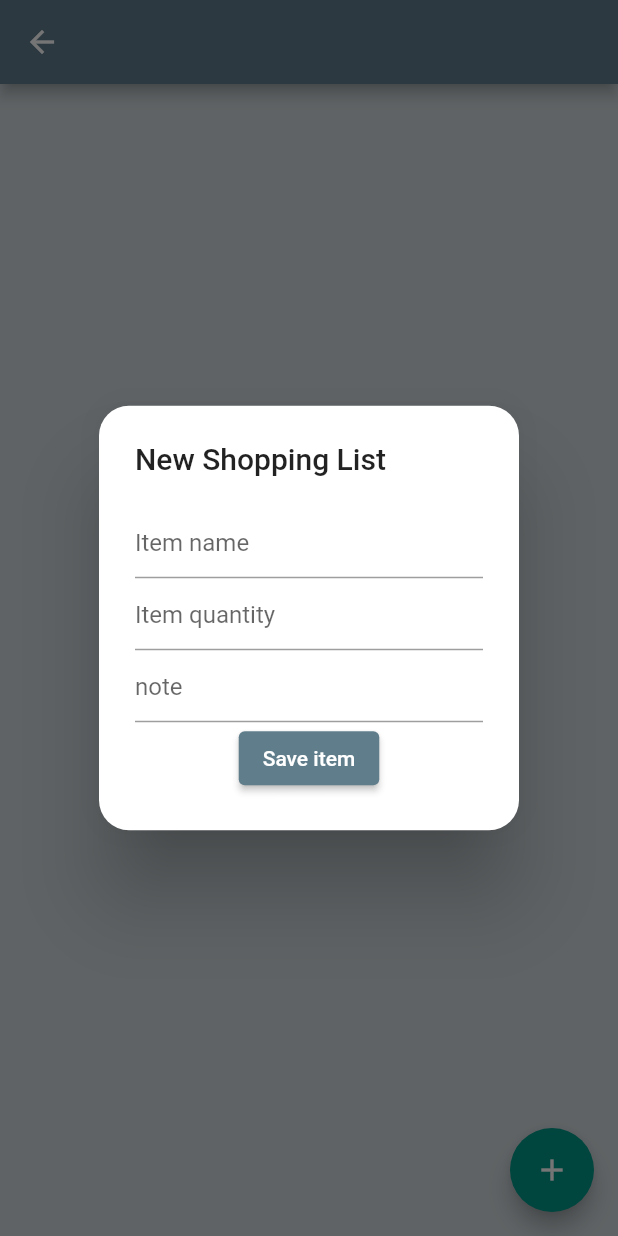
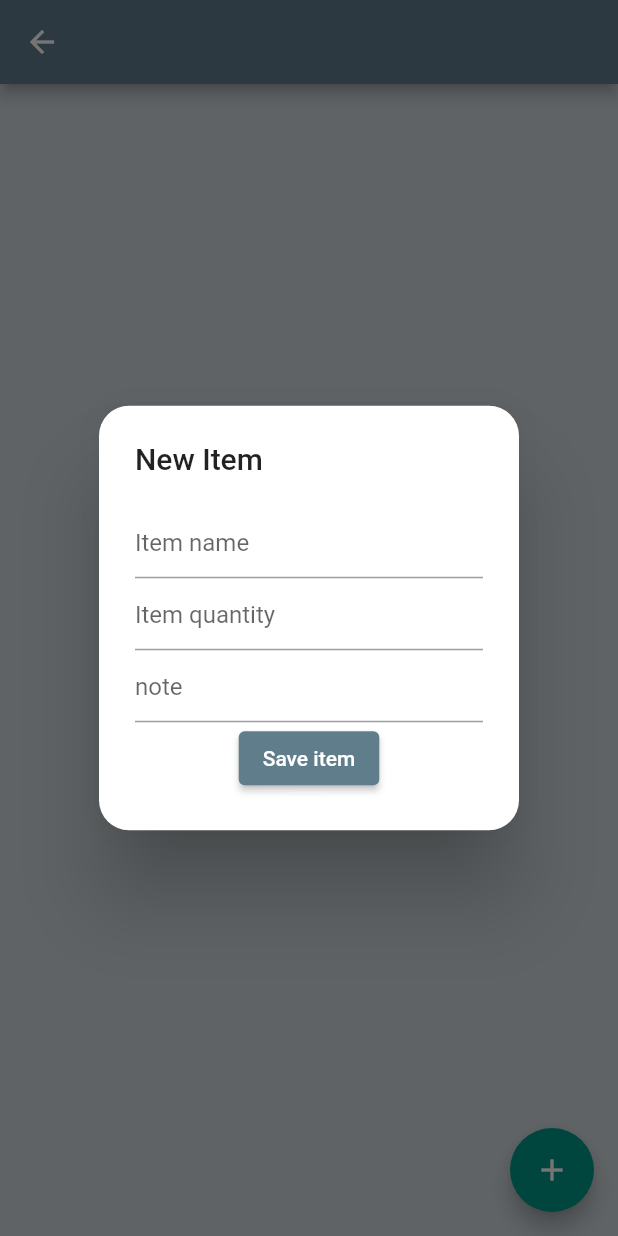
Before and after one commit to kh-ac/flutter-Shopping-App, a Flutter app: the ListItemsScreen screen opened directly with empty values, after a tap on the "add" icon, on a phone screen of 412 x 824 dp. Run offline on Flutter 3.47's test engine with Material 2 defaults, Android fonts, the phone set to English and light mode, and no system bars; our stand-ins replace sqflite; accounts and stored records are empty.

```diff
--- a/lib/widgets/list_item_dialog.dart
+++ b/lib/widgets/list_item_dialog.dart
@@ -27,7 +27,7 @@ class ListItemDialog extends StatelessWidget {
 
     return AlertDialog(
       //
-      title: Text(isNew ? "New Shopping List" : "Edit Shopping List"),
+      title: Text(isNew ? "New Item " : "Edit Item "),
 
       //
       shape: RoundedRectangleBorder(borderRadius: BorderRadius.circular(20)),
```
